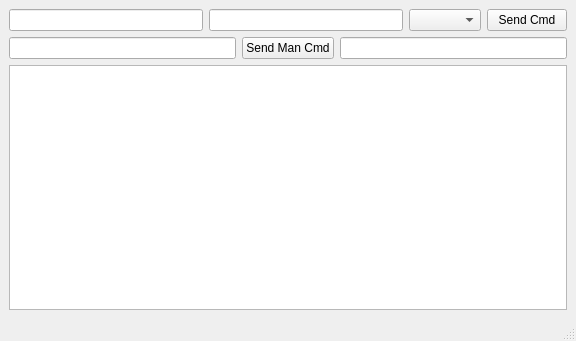
Qt form Software/MotorDriver/MainWindow.ui (OgLocGreen/proyecto_sistema_mecatronico_industrial) before a commit.
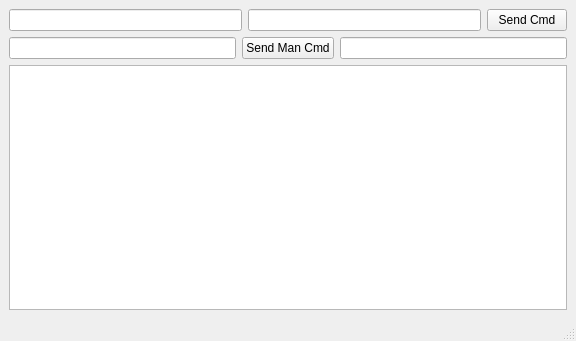
The same form after that commit.

```diff
--- a/Software/MotorDriver/MainWindow.ui
+++ b/Software/MotorDriver/MainWindow.ui
@@ -37,22 +37,6 @@
         </property>
        </widget>
       </item>
-      <item>
-       <widget class="QComboBox" name="qMotorSelector_comboBox">
-        <property name="editable">
-         <bool>false</bool>
-        </property>
-        <property name="currentIndex">
-         <number>-1</number>
-        </property>
-        <property name="maxVisibleItems">
-         <number>20</number>
-        </property>
-        <property name="maxCount">
-         <number>20</number>
-        </property>
-       </widget>
-      </item>
       <item>
        <widget class="QPushButton" name="qSendCmd_pushButton">
         <property name="text">
```
Left out of the diff: 4 changed lines with no effect on the pictures.
